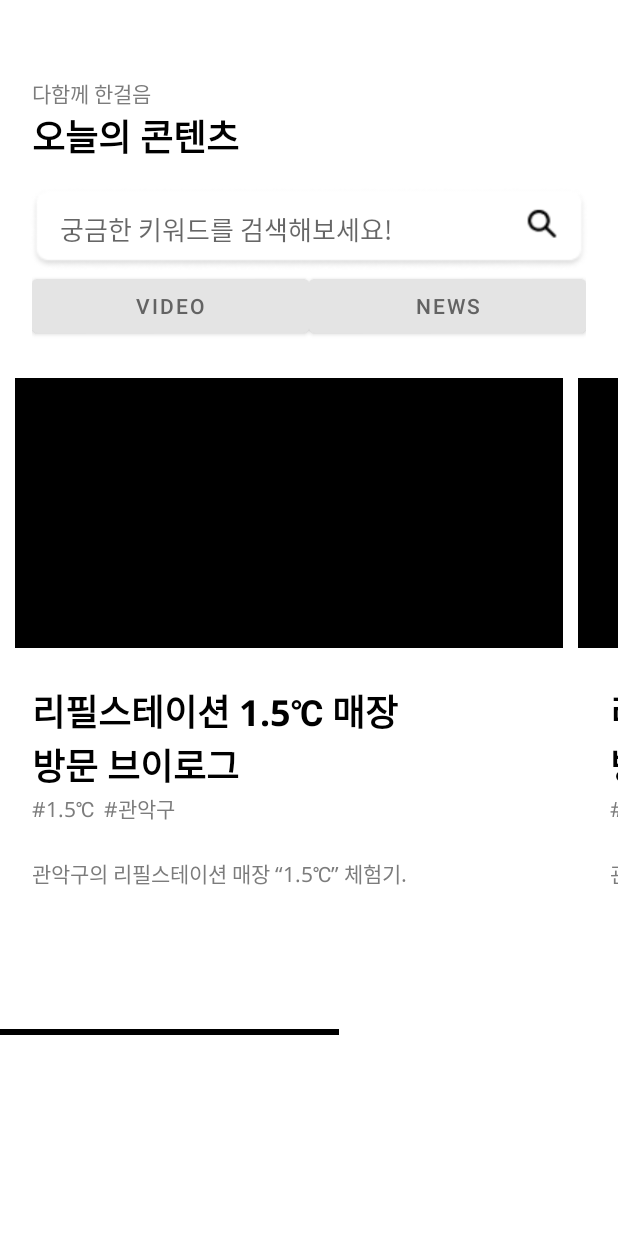
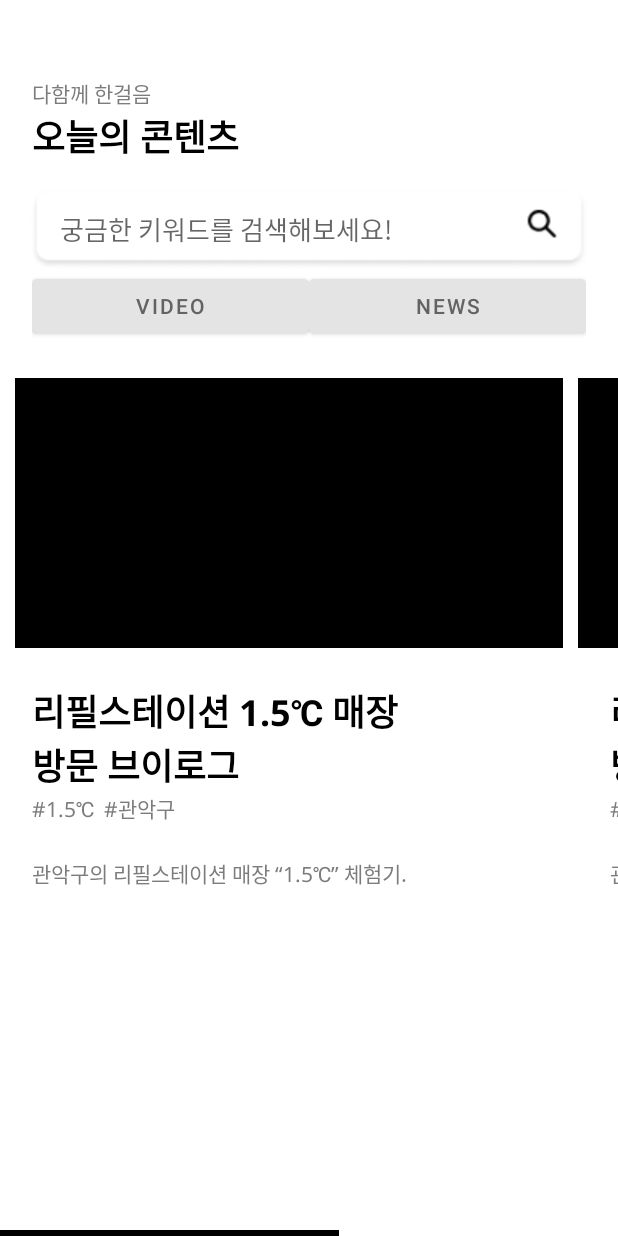
Before and after one commit to qorwlalsjimin/Cheum_STAC_pervious, an Android app: the layout fragment_home.xml on its own in the app's theme, with its tools: preview values and no code run, on a phone screen of 412 x 824 dp. Run offline under Robolectric (Android 15) with nearby library versions, the phone set to English and light mode, and no system bars.

Commit message:
home xml 수정

```diff
--- a/app/src/main/res/layout/fragment_home.xml
+++ b/app/src/main/res/layout/fragment_home.xml
@@ -88,7 +88,7 @@
     </LinearLayout>
     <HorizontalScrollView
         android:layout_width="match_parent"
-        android:layout_height="438dp"
+        android:layout_height="match_parent"
         android:layout_marginTop="24dp"
         android:scrollbarAlwaysDrawHorizontalTrack="true"
         android:scrollbarFadeDuration="0"
```
